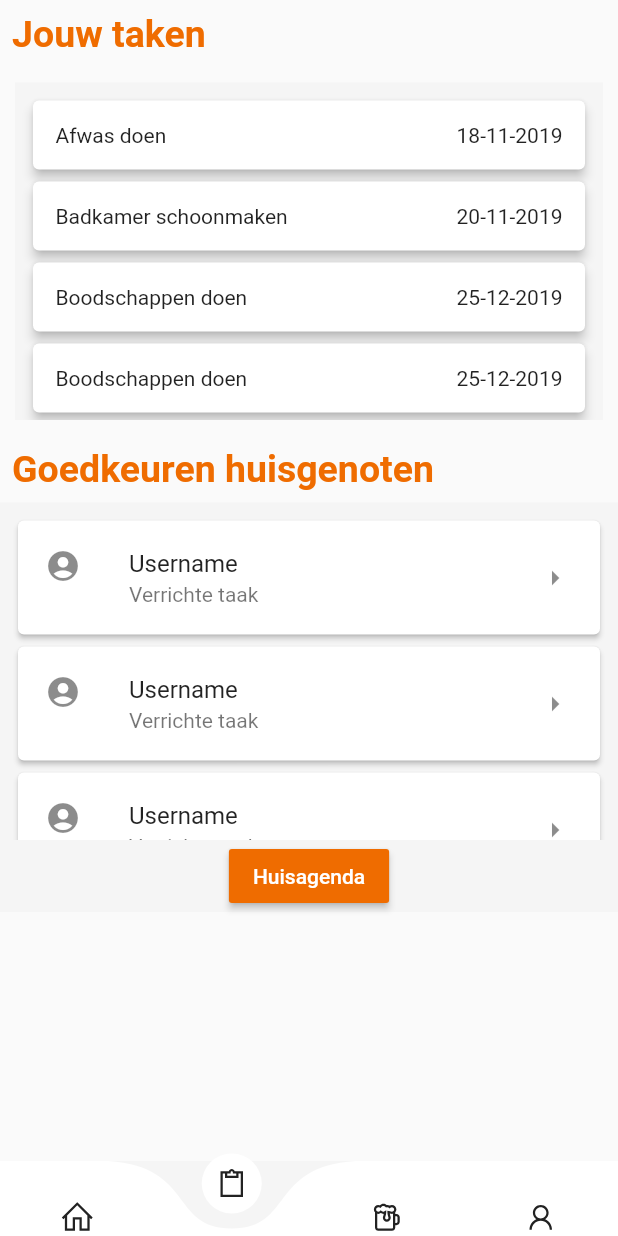
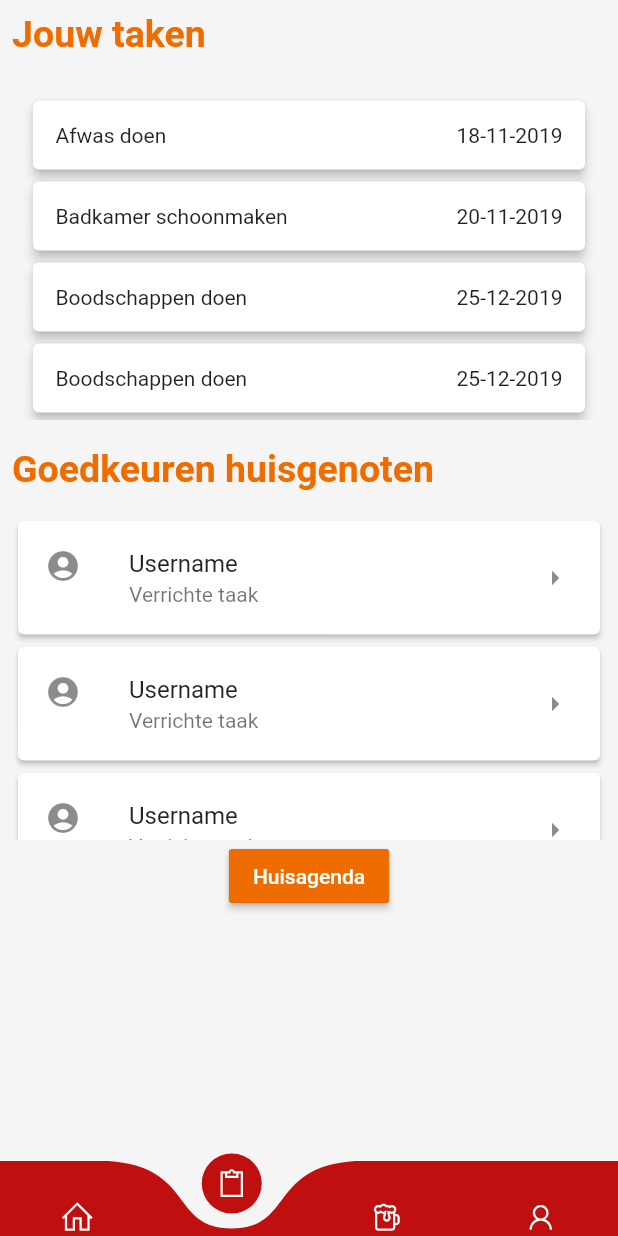
Before and after one commit to GLHolmstroff/ProjectC_Groep_2, a Flutter app: the HomePage screen opened by its route, item 2 of the bottom bar chosen, on a phone screen of 412 x 824 dp. Run offline on Flutter 3.47's test engine with Material 2 defaults, Android fonts, the phone set to English and light mode, and no system bars; drawn by our look-alikes of curved_navigation_bar; our stand-ins replace cached_network_image, firebase_auth, flutter_signin_button, google_sign_in, image_picker, line_awesome_icons and 5 more; missing offline and left inert: dart:ffi; accounts and stored records are empty; network calls fail.

Commit message:
changed background color

```diff
--- a/frontend/huishoudappfrontend/lib/page_container.dart
+++ b/frontend/huishoudappfrontend/lib/page_container.dart
@@ -54,22 +54,23 @@ class HomePageState extends State<HomePage> {
     // initialize all the children, cant be done in the constructor because we are parsing a function
     _setChildren();
     return Scaffold(
-      body: _children[_currentIndex],
+      body: _children[_currentIndex], backgroundColor: Colors.grey[100],
       bottomNavigationBar: CurvedNavigationBar(
         // type needs to be fixed otherwise the color of the navigationBariItems will be white, (weird bug)
         // set function for when an navigationbaritem is tapped
         onTap: onTabTapped,
         backgroundColor: Colors.grey[100],
         height: 50,
+        color: Design.rood,
         animationCurve: Curves.easeInBack,
         index:
             _currentIndex, // this will be set when a new tab is tapped
         items: <Widget>[
-            Icon(LineAwesomeIcons.home),
-            Icon(LineAwesomeIcons.clipboard),
+            Icon(LineAwesomeIcons.home, color: Colors.white,),
+            Icon(LineAwesomeIcons.clipboard, color: Colors.white),
 
-            Icon(LineAwesomeIcons.beer),
-            Icon(LineAwesomeIcons.user)
+            Icon(LineAwesomeIcons.beer, color: Colors.white),
+            Icon(LineAwesomeIcons.user, color: Colors.white)
         ],
       ),
     );
--- a/frontend/huishoudappfrontend/lib/profile.dart
+++ b/frontend/huishoudappfrontend/lib/profile.dart
@@ -312,6 +312,7 @@ class _Profilepage extends State<Profilepage> {
     );
 
     final upperpart = new Container(
+
       color: Design.rood,
       height: MediaQuery.of(context).size.height / 3,
       width: MediaQuery.of(context).size.width,
@@ -342,7 +343,10 @@ class _Profilepage extends State<Profilepage> {
       ),
     );
 
-    final middelpart = new Container(
+    final middelpart = new Material(
+      elevation: 15,
+      child: Container(
+
       color: Design.orange1,
       height: MediaQuery.of(context).size.height / 12,
       width: MediaQuery.of(context).size.width,
@@ -375,7 +379,7 @@ class _Profilepage extends State<Profilepage> {
           Text("Saldo"),
         ],
       ),
-    );
+    ));
 
     final bottompart = new Container(
       child: FutureBuilder<List<ConsumeData>>(
@@ -412,6 +416,7 @@ class _Profilepage extends State<Profilepage> {
         color: Colors.grey[100],
         child: Column(
         children: <Widget>[
+
           upperpart,
           // Divider(
           //   color: Design.geel,
```
